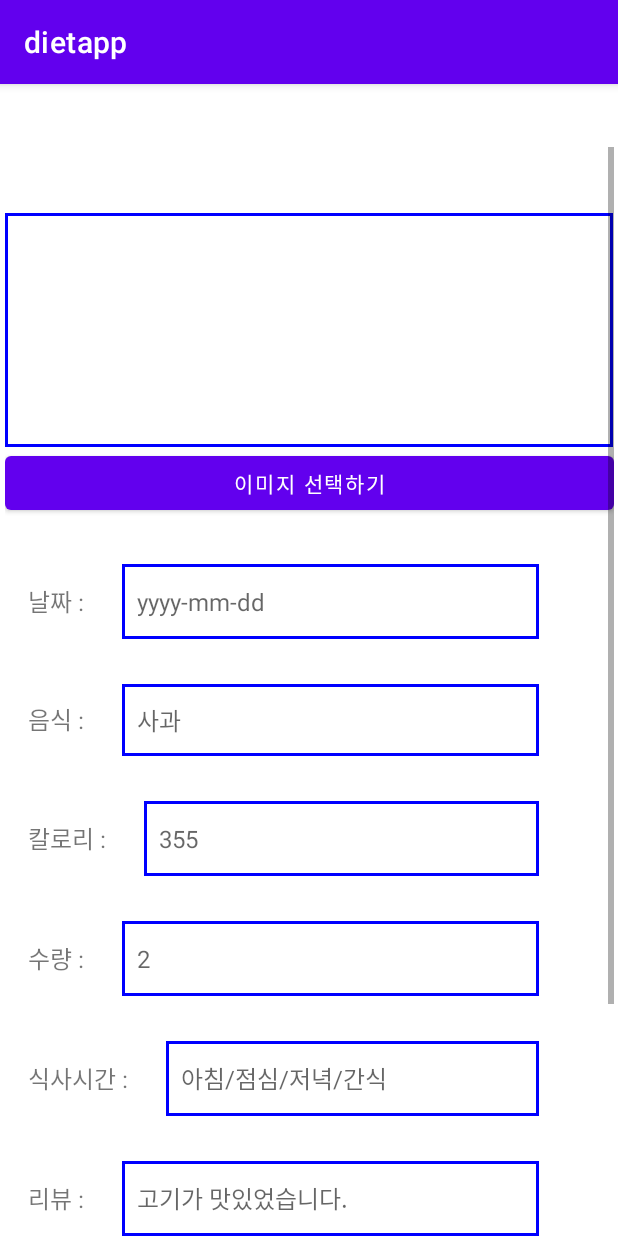
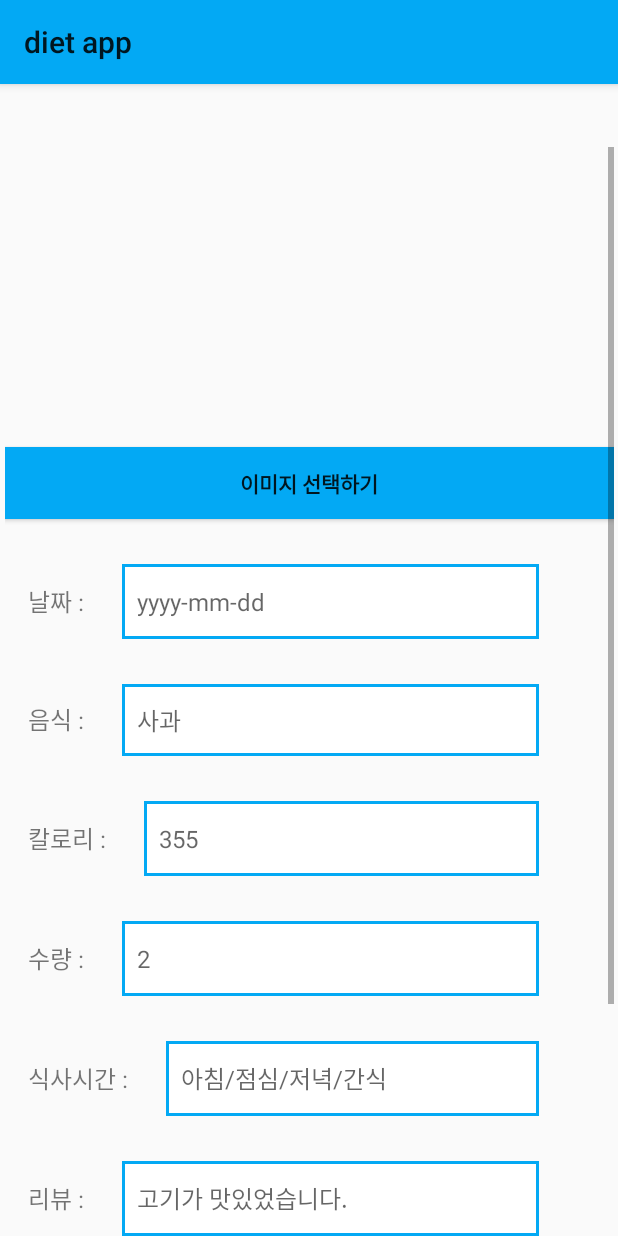
Before and after one commit to hsshin0602/android_project, an Android app: the InputActivity screen opened directly, with no data from a screen before it, on a phone screen of 412 x 824 dp. Run offline under Robolectric (Android 15) with nearby library versions, the phone set to English and light mode, and no system bars; our stand-ins replace Room's generated code.

Commit message:
안드로이드 프로젝트: UI디자인까지 완료

```diff
--- a/dietapp/app/src/main/AndroidManifest.xml
+++ b/dietapp/app/src/main/AndroidManifest.xml
@@ -28,9 +28,9 @@
         android:allowBackup="true"
         android:dataExtractionRules="@xml/data_extraction_rules"
         android:fullBackupContent="@xml/backup_rules"
-        android:icon="@mipmap/ic_launcher"
+        android:icon="@drawable/dietpng"
         android:label="@string/app_name"
-        android:roundIcon="@mipmap/ic_launcher_round"
+        android:roundIcon="@drawable/dietpng"
         android:supportsRtl="true"
         android:theme="@style/Theme.Dietapp"
         tools:targetApi="31" >
--- a/dietapp/app/src/main/res/drawable/blue_line.xml
+++ b/dietapp/app/src/main/res/drawable/blue_line.xml
@@ -3,15 +3,15 @@
 
     <item>
         <shape android:shape="rectangle">
-            <solid android:color="#0000ff" />
+            <solid android:color="#03A9F4" />
         </shape>
 
     </item>
 
-    <item android:top = "2dp"
-        android:right= "2dp"
-        android:left="2dp"
-        android:bottom="2dp">
+    <item android:top = "2.5dp"
+        android:right= "2.5dp"
+        android:left="2.5dp"
+        android:bottom="2.5dp">
 
         <shape android:shape="rectangle">
             <solid android:color="#ffffff" />
--- a/dietapp/app/src/main/res/layout/activity_input.xml
+++ b/dietapp/app/src/main/res/layout/activity_input.xml
@@ -29,7 +29,6 @@
                 android:layout_gravity="center_vertical|center_horizontal"
                 android:layout_marginTop="44dp"
                 android:layout_weight="1"
-                android:background="@drawable/blue_line"
                 android:scaleType="fitCenter"
                 app:layout_constraintEnd_toEndOf="parent"
                 app:layout_constraintHorizontal_bias="0.0"
@@ -41,7 +40,9 @@
                 android:layout_width="match_parent"
                 android:layout_height="wrap_content"
                 android:gravity="center"
+                android:background="@color/button_color"
                 android:text="@string/image_choice"
+                android:textStyle="bold"
                 app:layout_constraintEnd_toEndOf="parent"
                 app:layout_constraintStart_toStartOf="parent"
                 app:layout_constraintTop_toBottomOf="@+id/imageView" />
@@ -247,15 +248,17 @@
                     android:layout_weight="1"
                     android:hint = "음식점 위치"
                     android:textSize="20dp"/>
+
                 <Button
                     android:id="@+id/MapBtn1"
                     android:layout_width="match_parent"
                     android:layout_height="wrap_content"
                     android:layout_margin="10dp"
+                    android:background="@color/button_color"
                     android:layout_weight="1"
+                    android:textStyle="bold"
                     android:text="지도보기" />
             </LinearLayout>
-
 
             <LinearLayout
                 android:id="@+id/linearLayout"
@@ -268,10 +271,11 @@
                     android:layout_width="0dp"
                     android:layout_height="wrap_content"
                     android:layout_margin="10dp"
+                    android:background="@color/button_color"
                     android:layout_weight="1"
+                    android:textStyle="bold"
                     android:text="@string/input_save" />
             </LinearLayout>
-
         </LinearLayout>
     </ScrollView>
 
--- a/dietapp/app/src/main/res/layout/activity_main.xml
+++ b/dietapp/app/src/main/res/layout/activity_main.xml
@@ -80,6 +80,8 @@
         android:layout_height="wrap_content"
         android:layout_gravity="end|bottom"
         android:layout_margin="16dp"
+        android:backgroundTint ="@color/button_color"
+        app:tint="@null"
         app:elevation="6dp"
         app:fabSize="normal"
         app:srcCompat="@drawable/plus" />
--- a/dietapp/app/src/main/res/values/colors.xml
+++ b/dietapp/app/src/main/res/values/colors.xml
@@ -1,10 +1,10 @@
 <?xml version="1.0" encoding="utf-8"?>
 <resources>
     <color name="purple_200">#FFBB86FC</color>
-    <color name="purple_500">#FF6200EE</color>
     <color name="purple_700">#FF3700B3</color>
     <color name="teal_200">#FF03DAC5</color>
-    <color name="teal_700">#FF018786</color>
+    <color name="teal_700">#03FDFB</color>
+    <color name="button_color">#03A9F4</color>
     <color name="black">#FF000000</color>
     <color name="white">#FFFFFFFF</color>
 </resources>
--- a/dietapp/app/src/main/res/values/strings.xml
+++ b/dietapp/app/src/main/res/values/strings.xml
@@ -1,5 +1,5 @@
 <resources>
-    <string name="app_name">dietapp</string>
+    <string name="app_name">diet app</string>
     <string name="input_count">수량 :</string>
     <string name="input_date">날짜 :</string>
     <string name="input_kcal">칼로리 :</string>
--- a/dietapp/app/src/main/res/values/themes.xml
+++ b/dietapp/app/src/main/res/values/themes.xml
@@ -1,9 +1,9 @@
 <resources xmlns:tools="http://schemas.android.com/tools">
     <!-- Base application theme. -->
-    <style name="Theme.Dietapp" parent="Theme.MaterialComponents.DayNight.DarkActionBar">
+    <style name="Theme.Dietapp" parent="Theme.AppCompat.Light">
         <!-- Primary brand color. -->
-        <item name="colorPrimary">@color/purple_500</item>
-        <item name="colorPrimaryVariant">@color/purple_700</item>
+        <item name="colorPrimary">@color/button_color</item>
+        <item name="colorPrimaryVariant">@color/teal_200</item>
         <item name="colorOnPrimary">@color/white</item>
         <!-- Secondary brand color. -->
         <item name="colorSecondary">@color/teal_200</item>
```
Also changed, not shown: dietapp/app/src/main/java/com/course/dietapp/ItemAdapter.java (+5 -7 lines), dietapp/app/src/main/java/com/course/dietapp/MainActivity.java (+0 -24 lines), dietapp/app/src/main/java/com/course/dietapp/inputDataView.java (deleted, +0 -37 lines), dietapp/app/src/main/res/layout/dialog_update.xml (+7 -18 lines), dietapp/app/src/main/res/drawable/dietpng.png (added).
